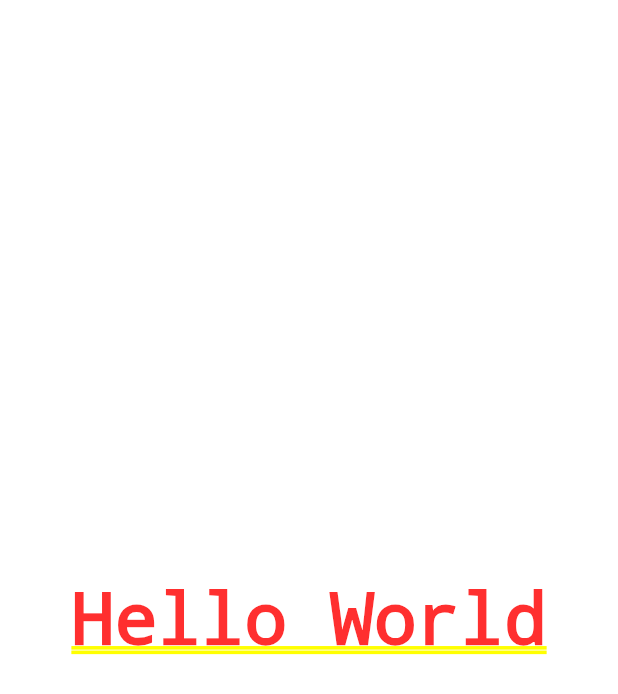
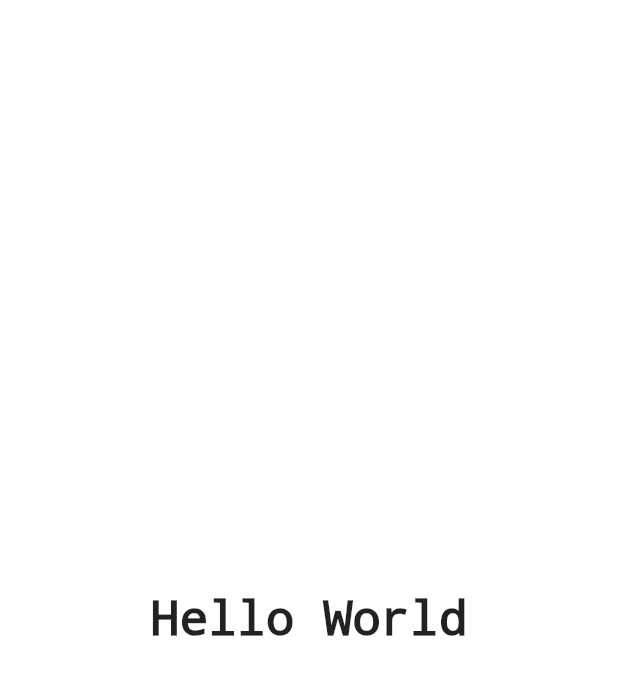
Before and after one commit to Runebjo/flutter_layout_doc, a Flutter app: the screen it shows after launch, on a phone screen of 412 x 824 dp. Shown: the top 694 px of the screen. Run offline on Flutter 3.47's test engine with Material 2 defaults, Android fonts, the phone set to English and light mode, and no system bars.

Commit message:
Add styling

```diff
--- a/lib/main.dart
+++ b/lib/main.dart
@@ -9,6 +9,7 @@ class MyApp extends StatelessWidget {
   Widget build(BuildContext context) {
     return MaterialApp(
       title: 'Flutter Demo',
+      debugShowCheckedModeBanner: false,
       theme: ThemeData(
         primarySwatch: Colors.green,
         visualDensity: VisualDensity.adaptivePlatformDensity,
@@ -22,8 +23,17 @@ class HelloWorld extends StatelessWidget {
   @override
   Widget build(BuildContext context) {
     return Container(
+      decoration: BoxDecoration(color: Colors.white),
       child: Center(
-        child: Text('Hello World'),
+        child: Text(
+          'Hello World',
+          textDirection: TextDirection.ltr,
+          style: TextStyle(
+            fontSize: 32,
+            color: Colors.black87,
+            decoration: TextDecoration.none,
+          ),
+        ),
       ),
     );
   }
```
